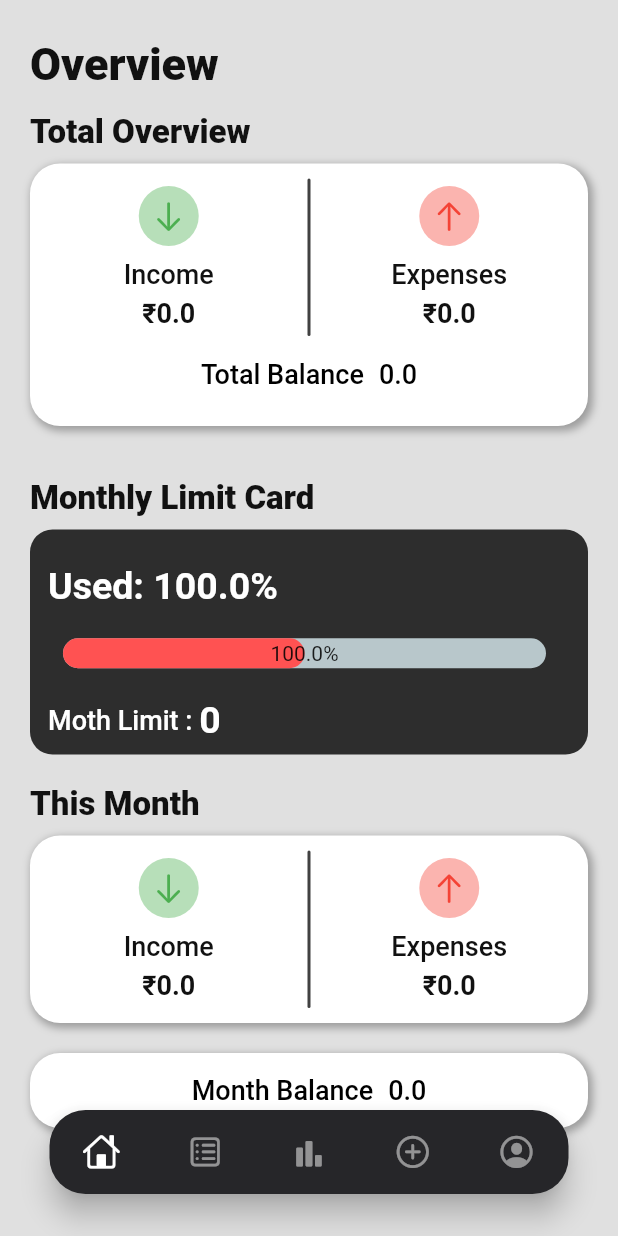
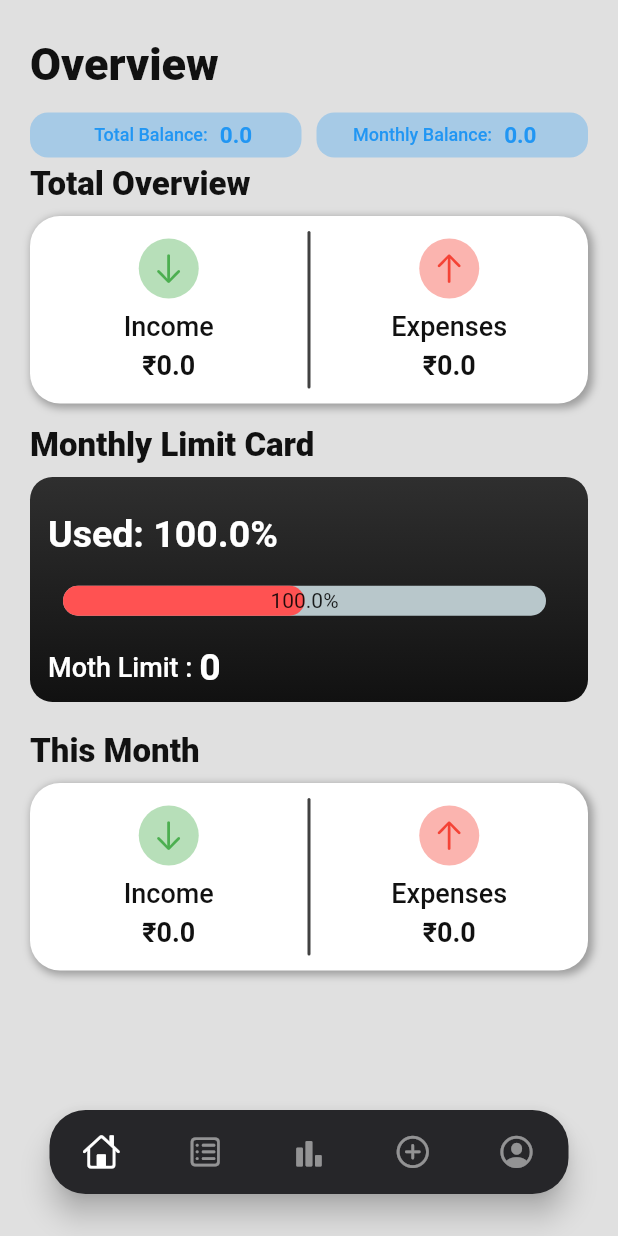
Before and after one commit to Priyanchovatiya/Expense-Tracker, a Flutter app: the screen it shows once a user with an empty profile is signed in, on a phone screen of 412 x 824 dp. Run offline on Flutter 3.47's test engine with Material 2 defaults, Android fonts, the phone set to English and light mode, and no system bars; drawn by our look-alikes of custom_navigation_bar, percent_indicator; our stand-ins replace charts_flutter, cloud_firestore, firebase_auth, firebase_core, fluttertoast, font_awesome_flutter and 3 more; missing offline and left inert: animated_segmented_tab_control, flutter_advanced_segment; accounts and stored records are empty; Roboto replaces fonts that are missing (Plus Jakarta Sans).

Commit message:
changes in ui

```diff
--- a/lib/main_screens/history.dart
+++ b/lib/main_screens/history.dart
@@ -1,4 +1,5 @@
 import 'package:cloud_firestore/cloud_firestore.dart';
+import 'package:expensetracker/customs/custom_text.dart';
 import 'package:firebase_auth/firebase_auth.dart';
 import 'package:flutter/material.dart';
 import 'package:intl/intl.dart';
@@ -90,12 +91,25 @@ class _HistoryScreenState extends State<HistoryScreen> {
               final Map<String, dynamic> transaction = mergedList[index];
               final bool isIncome = transaction['type'] == 'income';
               return Container(
-                color: isIncome ? Colors.green : Colors.red,
+                padding: EdgeInsets.all(8.0),
+                decoration: BoxDecoration(
+                  // color: isIncome ? Colors.green : Colors.red,
+                  color: Colors.white,
+                  borderRadius: BorderRadius.circular(8.0),
+                ),
+
                 child: ListTile(
-                  title: Text(transaction['title']),
-                  subtitle: Text(transaction['category']),
-                  trailing: Text('\$${transaction['amount']}'),
-                ),
+                  title: Text(transaction['category']),
+                  subtitle: Text(transaction['month'] + transaction['time'] ),
+                  trailing: CustomText(
+                    text: '\$${transaction['amount']}',
+                    fontWeight: FontWeight.w700,
+                    size: 15.0,
+                    colour: isIncome ? Colors.green : Colors.red,
+                  ),
+                  // trailing: isIncome ? Text('\$${transaction['amount']}') : Text('\$${transaction['amount']}'
+                  ),
+
               );
             },
           );
--- a/lib/main_screens/user_home_screen.dart
+++ b/lib/main_screens/user_home_screen.dart
@@ -169,6 +169,80 @@ class _UserHomeScreenState extends State<UserHomeScreen> {
               const SizedBox(
                 height: 15,
               ),
+              Container(
+                height:30.0,
+                width: double.infinity,
+                child: Row(
+                  children: [
+                    Expanded(
+                        child: Container(
+                          height: 30.0,
+                          padding: const EdgeInsets.only(left: 10.0),
+                          decoration: BoxDecoration(
+                            color: Colors.blue.withOpacity(0.3),
+                            borderRadius: BorderRadius.circular(12.0),
+
+                          ),
+                          child: Row(
+                            mainAxisAlignment: MainAxisAlignment.center,
+                            children:  [
+                              const CustomText(
+                                  fontWeight: FontWeight.w500,
+                                  text: "Total Balance: ",
+                                  size: 12,
+                                  colour: Colors.blue),
+                              const SizedBox(
+                                width: 5,
+                              ),
+                              CustomText(
+                                  fontWeight: FontWeight.bold,
+                                  text: total_balance.toString(),
+
+                                  size: 15,
+                                  colour: Colors.blue),
+                            ],
+                          ),
+
+                    )),
+                    const SizedBox(
+                      width: 10.0,
+                    ),
+                    Expanded(
+                        child: Container(
+                          height: 30.0,
+                          padding: const EdgeInsets.only(right: 10.0),
+                          decoration: BoxDecoration(
+                            color: Colors.blue.withOpacity(0.3),
+                            borderRadius: BorderRadius.circular(12.0),
+
+                          ),
+                          child: Row(
+                            mainAxisAlignment: MainAxisAlignment.center,
+                            children: [
+                              const CustomText(
+                                  fontWeight: FontWeight.w500,
+                                  text: "Monthly Balance: ",
+                                  size: 12,
+                                  colour: Colors.blue),
+                              const SizedBox(
+                                width: 5,
+                              ),
+                              CustomText(
+                                  fontWeight: FontWeight.bold,
+                                  text: total_balance.toString(),
+
+                                  size: 15,
+                                  colour: Colors.blue),
+                            ],
+                          ),
+
+                    )),
+                  ],
+                ),
+              ),
+              const SizedBox(
+                height: 5,
+              ),
               const CustomText(
                 text: "Total Overview",
                 fontWeight: FontWeight.w800,
@@ -179,7 +253,7 @@ class _UserHomeScreenState extends State<UserHomeScreen> {
                 height: 8.0,
               ),
               Container(
-                height: 175,
+
                 width: double.infinity,
                 decoration: BoxDecoration(
                   color: Colors.white,
@@ -197,9 +271,7 @@ class _UserHomeScreenState extends State<UserHomeScreen> {
                   ],
                   borderRadius: BorderRadius.circular(20.0),
                 ),
-                child: Column(
-                  children: [
-                    Row(
+                child: Row(
                   children: [
                     Expanded(
                         child: cueCard(
@@ -225,73 +297,9 @@ class _UserHomeScreenState extends State<UserHomeScreen> {
                     )),
                   ],
                 ),
-                    SizedBox(
-                      height: 5,
               ),
-                    Row(
-                      mainAxisAlignment: MainAxisAlignment.center,
-                      children: [
-                        CustomText(
-                            fontWeight: FontWeight.w500,
-                            text: "Total Balance",
-                            size: 18,
-                            colour: Colors.black),
-                        SizedBox(
-                          width: 10,
-                        ),
-                        CustomText(
-                            fontWeight: FontWeight.w500,
-                            text: total_balance.toString(),
-                            size: 18,
-                            colour: Colors.black),
-                      ],
-                    ),
-                  ],
-                ),
-              ),
-              SizedBox(
-                height: 20,
-              ),
-              // Container(
-              //   height: 50,
-              //   width: double.infinity,
-              //   decoration: BoxDecoration(
-              //     color: Colors.white,
-              //     boxShadow: [
-              //       BoxShadow(
-              //         color: Colors.black.withOpacity(0.3),
-              //         offset: const Offset(
-              //           2.0,
-              //           2.0,
-              //         ),
-              //         blurRadius: 4.0,
-              //         spreadRadius: 1.0,
-              //       ), //BoxShadow
-              //       //BoxShadow
-              //     ],
-              //     borderRadius: BorderRadius.circular(20.0),
-              //   ),
-              //   child: Center(
-              //     child: Row(
-              //       mainAxisAlignment: MainAxisAlignment.center,
-              //       children: [
-              //         CustomText(
-              //             fontWeight: FontWeight.w500,
-              //             text: "Total Balance",
-              //             size: 18,
-              //             colour: Colors.black),
-              //         SizedBox(
-              //           width: 10,
-              //         ),
-              //         CustomText(
-              //             fontWeight: FontWeight.w500,
-              //             text: total_balance.toString(),
-              //             size: 18,
-              //             colour: Colors.black),
-              //       ],
-              //     ),
-              //   ),
-              // ),
+
+
               const SizedBox(
                 height: 15,
               ),
@@ -308,12 +316,12 @@ class _UserHomeScreenState extends State<UserHomeScreen> {
                 height: 150,
                 width: double.infinity,
                 decoration: BoxDecoration(
-                  color: Colors.black.withOpacity(0.8),
-                  // gradient: const LinearGradient(
-                  //   colors: [Color(0xFFFD203B), Color(0xFFFD5872)],
-                  //   begin: Alignment.bottomCenter,
-                  //   end: Alignment.topCenter,
-                  // ),
+                  // color: Colors.black.withOpacity(0.8),
+                  gradient: const LinearGradient(
+                    colors: [Color(0xFF111111), Color(0xFF2F2F2F)],
+                    begin: Alignment.bottomCenter,
+                    end: Alignment.topCenter,
+                  ),
                   borderRadius: BorderRadius.circular(15.0),
                 ),
                 child: Padding(
@@ -426,46 +434,46 @@ class _UserHomeScreenState extends State<UserHomeScreen> {
               SizedBox(
                 height: 20,
               ),
-              Container(
-                height: 50,
-                width: double.infinity,
-                decoration: BoxDecoration(
-                  color: Colors.white,
-                  boxShadow: [
-                    BoxShadow(
-                      color: Colors.black.withOpacity(0.3),
-                      offset: const Offset(
-                        2.0,
-                        2.0,
-                      ),
-                      blurRadius: 4.0,
-                      spreadRadius: 1.0,
-                    ), //BoxShadow
-                    //BoxShadow
-                  ],
-                  borderRadius: BorderRadius.circular(20.0),
-                ),
-                child: Center(
-                  child: Row(
-                    mainAxisAlignment: MainAxisAlignment.center,
-                    children: [
-                      CustomText(
-                          fontWeight: FontWeight.w500,
-                          text: "Month Balance",
-                          size: 18,
-                          colour: Colors.black),
-                      SizedBox(
-                        width: 10,
-                      ),
-                      CustomText(
-                          fontWeight: FontWeight.w500,
-                          text: cur_month_balance.toString(),
-                          size: 18,
-                          colour: Colors.black),
-                    ],
-                  ),
-                ),
-              )
+              // Container(
+              //   height: 50,
+              //   width: double.infinity,
+              //   decoration: BoxDecoration(
+              //     color: Colors.white,
+              //     boxShadow: [
+              //       BoxShadow(
+              //         color: Colors.black.withOpacity(0.3),
+              //         offset: const Offset(
+              //           2.0,
+              //           2.0,
+              //         ),
+              //         blurRadius: 4.0,
+              //         spreadRadius: 1.0,
+              //       ), //BoxShadow
+              //       //BoxShadow
+              //     ],
+              //     borderRadius: BorderRadius.circular(20.0),
+              //   ),
+              //   child: Center(
+              //     child: Row(
+              //       mainAxisAlignment: MainAxisAlignment.center,
+              //       children: [
+              //         CustomText(
+              //             fontWeight: FontWeight.w500,
+              //             text: "Month Balance",
+              //             size: 18,
+              //             colour: Colors.black),
+              //         SizedBox(
+              //           width: 10,
+              //         ),
+              //         CustomText(
+              //             fontWeight: FontWeight.w500,
+              //             text: cur_month_balance.toString(),
+              //             size: 18,
+              //             colour: Colors.black),
+              //       ],
+              //     ),
+              //   ),
+              // )
             ],
           ),
         ),
```
Lines whose indentation alone changed are shown as unchanged.
